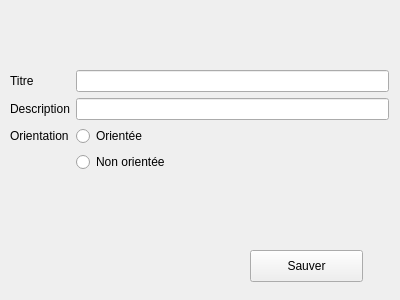
First picture: the form in QtVersion/formrelation.ui, repository julieberteaux/LO21, before the edit.
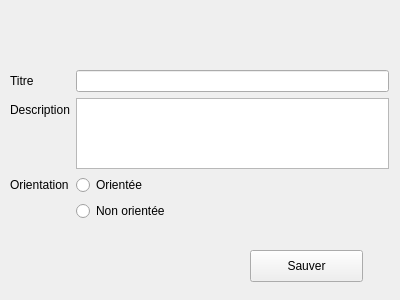
Second picture: the form after the edit.

Patch:
```diff
--- a/QtVersion/formrelation.ui
+++ b/QtVersion/formrelation.ui
@@ -19,7 +19,7 @@
      <x>10</x>
      <y>70</y>
      <width>379</width>
-     <height>153</height>
+     <height>151</height>
     </rect>
    </property>
    <layout class="QFormLayout" name="formLayout_2">
@@ -40,9 +40,6 @@
       </property>
      </widget>
     </item>
-    <item row="1" column="1">
-     <widget class="QLineEdit" name="descriptionEdit"/>
-    </item>
     <item row="2" column="0">
      <widget class="QLabel" name="descriptionLabel_2">
       <property name="text">
@@ -64,6 +61,9 @@
       </property>
      </widget>
     </item>
+    <item row="1" column="1">
+     <widget class="QTextEdit" name="descriptionEdit"/>
+    </item>
    </layout>
   </widget>
   <widget class="QLabel" name="label">
```
